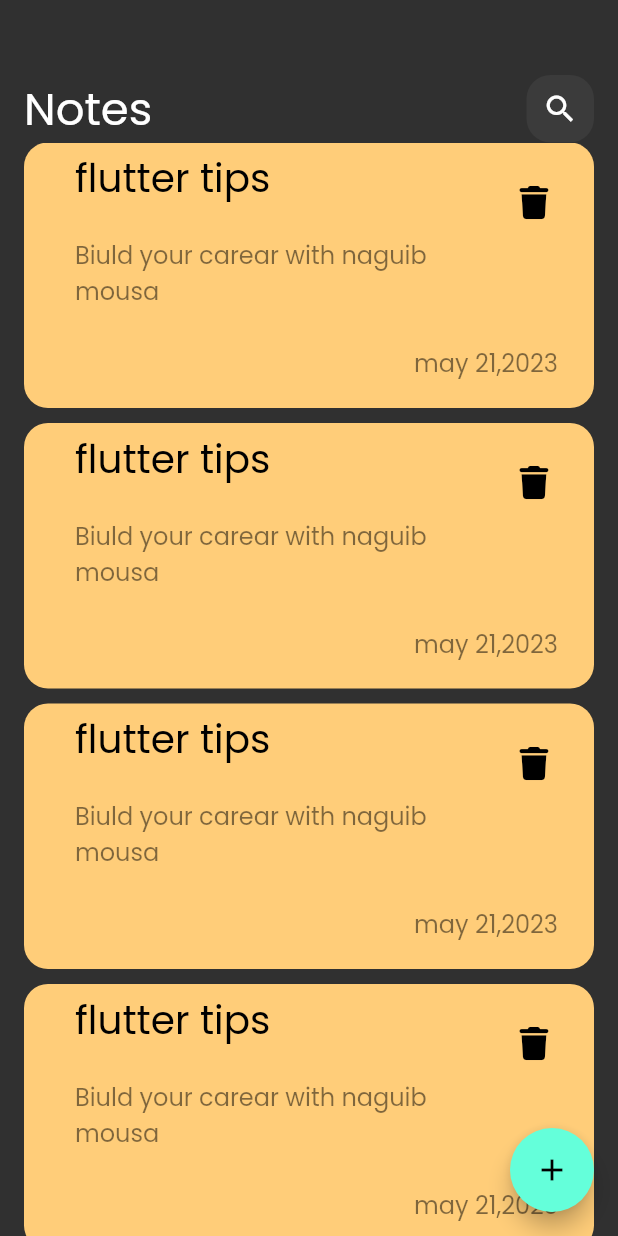
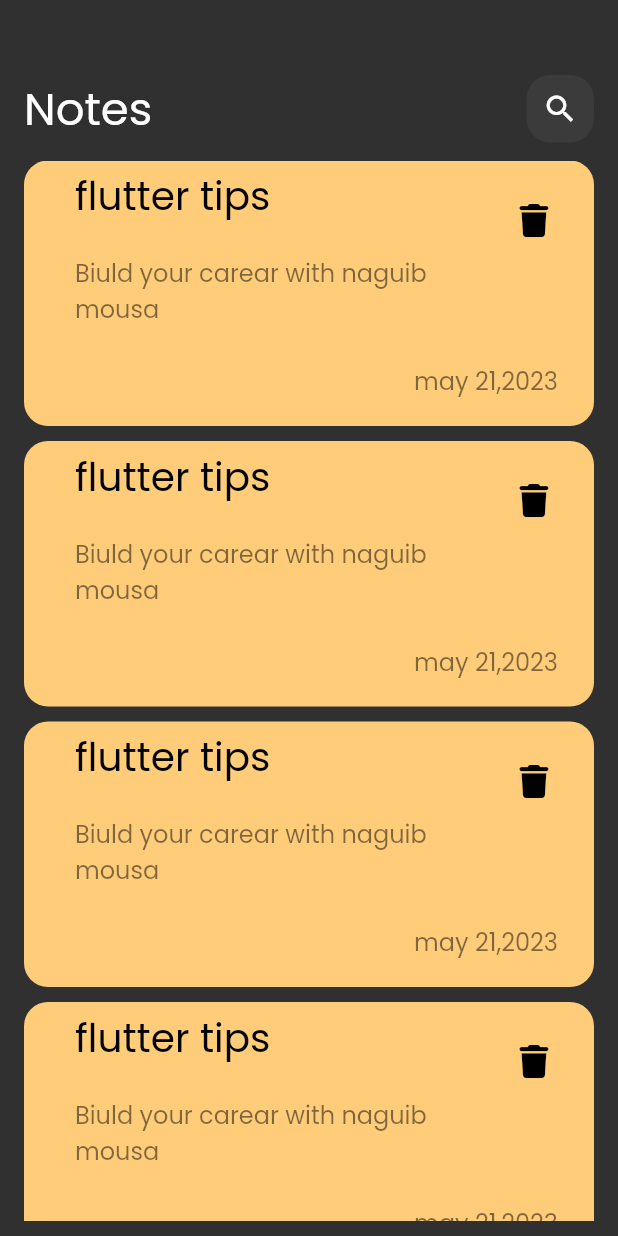
Before and after one commit to Naguib5/NotesApp, a Flutter app: the screen it shows after launch, on a phone screen of 412 x 824 dp. Run offline on Flutter 3.47's test engine with Material 2 defaults, Android fonts, the phone set to English and light mode, and no system bars; our stand-ins replace font_awesome_flutter.

```diff
--- a/lib/views/Notes_view.dart
+++ b/lib/views/Notes_view.dart
@@ -6,10 +6,6 @@ class Notes_view extends StatelessWidget {
   @override
   Widget build(BuildContext context) {
     return Scaffold(
-      floatingActionButton: FloatingActionButton(
-          onPressed: (){},
-        child: Icon(Icons.add),
-      ),
       body: notes_view_body(),
 
     );
--- a/lib/widget/NotesListView.dart
+++ b/lib/widget/NotesListView.dart
@@ -7,11 +7,16 @@ class NotesListView extends StatelessWidget {
   const NotesListView({super.key});
   @override
   Widget build(BuildContext context) {
-    return ListView.builder(itemBuilder: (context, index) {
-      return Padding(
-        padding: const EdgeInsets.only(bottom: 10),
-        child: const CustomNotesItem(),
-      );
-    });
+    return Padding(
+      padding: const EdgeInsets.only(top: 12,bottom:10),
+      child: ListView.builder(
+        padding: EdgeInsets.zero,
+          itemBuilder: (context, index) {
+        return Padding(
+          padding: const EdgeInsets.only(bottom: 10),
+          child: const CustomNotesItem(),
+        );
+      }),
+    );
   }
 }
--- a/pubspec.yaml
+++ b/pubspec.yaml
@@ -70,7 +70,7 @@ flutter:
   fonts:
     - family: Poppins
       fonts:
-        - asset: lib\widget\assets\fonts\Poppins-Regular.ttf
+        - asset: assets/fonts/Poppins-Regular.ttf
   #       - asset: fonts/Schyler-Italic.ttf
   #         style: italic
   #   - family: Trajan Pro
```
Also changed, not shown: lib/widget/ShowNotesBottomSheet.dart (added, +10 -0 lines), lib/widget/assets/fonts/Poppins-Regular.ttf (deleted).
